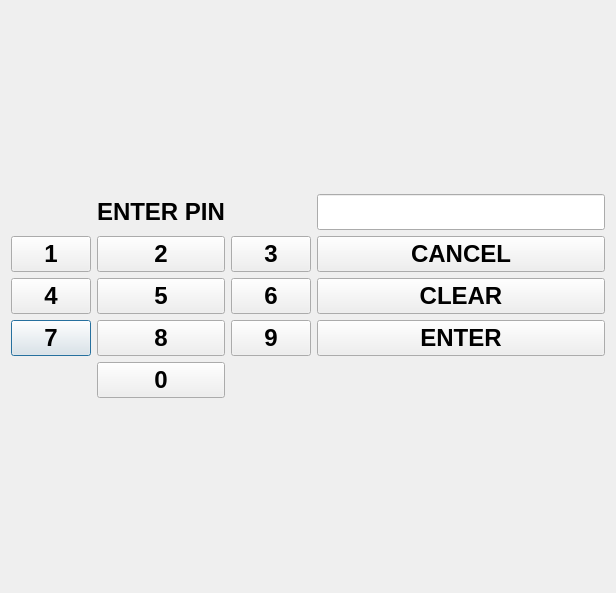
Qt form bank-automat/pin.ui (Samulimv/mybankautomat_project) before a commit.
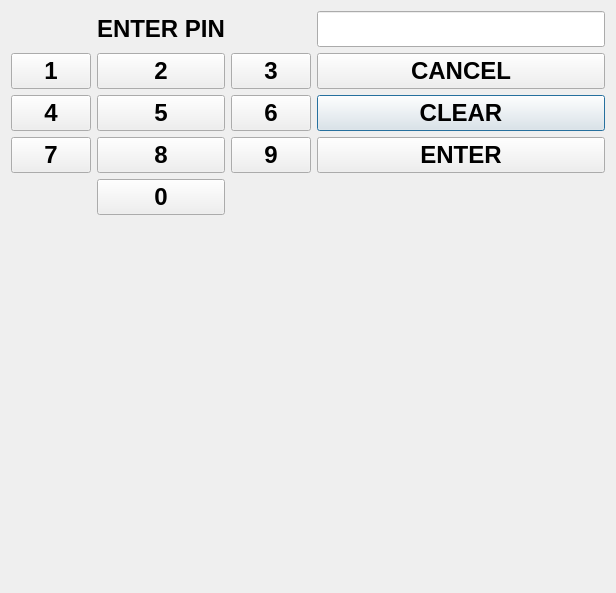
The same form after that commit.

What changed in the file:
```diff
--- a/bank-automat/pin.ui
+++ b/bank-automat/pin.ui
@@ -16,8 +16,8 @@
   <layout class="QGridLayout" name="gridLayout_2">
    <item row="0" column="0">
     <layout class="QGridLayout" name="gridLayout">
-     <item row="3" column="0">
-      <widget class="QPushButton" name="numero7">
+     <item row="3" column="3">
+      <widget class="QPushButton" name="clear">
        <property name="font">
         <font>
          <pointsize>18</pointsize>
@@ -25,12 +25,12 @@
         </font>
        </property>
        <property name="text">
-        <string>7</string>
+        <string>CLEAR</string>
        </property>
       </widget>
      </item>
-     <item row="1" column="0">
-      <widget class="QPushButton" name="numero1">
+     <item row="3" column="1">
+      <widget class="QPushButton" name="numero5">
        <property name="font">
         <font>
          <pointsize>18</pointsize>
@@ -38,11 +38,11 @@
         </font>
        </property>
        <property name="text">
-        <string>1</string>
+        <string>5</string>
        </property>
       </widget>
      </item>
-     <item row="1" column="1">
+     <item row="2" column="1">
       <widget class="QPushButton" name="numero2">
        <property name="font">
         <font>
@@ -56,6 +56,29 @@
       </widget>
      </item>
      <item row="4" column="1">
+      <widget class="QPushButton" name="numero8">
+       <property name="font">
+        <font>
+         <pointsize>18</pointsize>
+         <bold>true</bold>
+        </font>
+       </property>
+       <property name="text">
+        <string>8</string>
+       </property>
+      </widget>
+     </item>
+     <item row="1" column="3">
+      <widget class="QLineEdit" name="lineEdit">
+       <property name="font">
+        <font>
+         <pointsize>18</pointsize>
+         <bold>true</bold>
+        </font>
+       </property>
+      </widget>
+     </item>
+     <item row="5" column="1">
       <widget class="QPushButton" name="numero0">
        <property name="font">
         <font>
@@ -68,8 +91,8 @@
        </property>
       </widget>
      </item>
-     <item row="1" column="2">
-      <widget class="QPushButton" name="numero3">
+     <item row="1" column="1">
+      <widget class="QLabel" name="label">
        <property name="font">
         <font>
          <pointsize>18</pointsize>
@@ -77,37 +100,11 @@
         </font>
        </property>
        <property name="text">
-        <string>3</string>
+        <string>ENTER PIN</string>
        </property>
       </widget>
      </item>
-     <item row="2" column="1">
-      <widget class="QPushButton" name="numero5">
-       <property name="font">
-        <font>
-         <pointsize>18</pointsize>
-         <bold>true</bold>
-        </font>
-       </property>
-       <property name="text">
-        <string>5</string>
-       </property>
-      </widget>
-     </item>
-     <item row="2" column="0">
-      <widget class="QPushButton" name="numero4">
-       <property name="font">
-        <font>
-         <pointsize>18</pointsize>
-         <bold>true</bold>
-        </font>
-       </property>
-       <property name="text">
-        <string>4</string>
-       </property>
-      </widget>
-     </item>
-     <item row="1" column="3">
+     <item row="2" column="3">
       <widget class="QPushButton" name="cancel">
        <property name="font">
         <font>
@@ -120,8 +117,8 @@
        </property>
       </widget>
      </item>
-     <item row="3" column="1">
-      <widget class="QPushButton" name="numero8">
+     <item row="3" column="0">
+      <widget class="QPushButton" name="numero4">
        <property name="font">
         <font>
          <pointsize>18</pointsize>
@@ -129,24 +126,11 @@
         </font>
        </property>
        <property name="text">
-        <string>8</string>
+        <string>4</string>
        </property>
       </widget>
      </item>
-     <item row="3" column="2">
-      <widget class="QPushButton" name="numero9">
-       <property name="font">
-        <font>
-         <pointsize>18</pointsize>
-         <bold>true</bold>
-        </font>
-       </property>
-       <property name="text">
-        <string>9</string>
-       </property>
-      </widget>
-     </item>
-     <item row="3" column="3">
+     <item row="4" column="3">
       <widget class="QPushButton" name="enter">
        <property name="font">
         <font>
@@ -160,6 +144,45 @@
       </widget>
      </item>
      <item row="2" column="2">
+      <widget class="QPushButton" name="numero3">
+       <property name="font">
+        <font>
+         <pointsize>18</pointsize>
+         <bold>true</bold>
+        </font>
+       </property>
+       <property name="text">
+        <string>3</string>
+       </property>
+      </widget>
+     </item>
+     <item row="4" column="0">
+      <widget class="QPushButton" name="numero7">
+       <property name="font">
+        <font>
+         <pointsize>18</pointsize>
+         <bold>true</bold>
+        </font>
+       </property>
+       <property name="text">
+        <string>7</string>
+       </property>
+      </widget>
+     </item>
+     <item row="2" column="0">
+      <widget class="QPushButton" name="numero1">
+       <property name="font">
+        <font>
+         <pointsize>18</pointsize>
+         <bold>true</bold>
+        </font>
+       </property>
+       <property name="text">
+        <string>1</string>
+       </property>
+      </widget>
+     </item>
+     <item row="3" column="2">
       <widget class="QPushButton" name="numero6">
        <property name="font">
         <font>
@@ -172,8 +195,8 @@
        </property>
       </widget>
      </item>
-     <item row="2" column="3">
-      <widget class="QPushButton" name="clear">
+     <item row="4" column="2">
+      <widget class="QPushButton" name="numero9">
        <property name="font">
         <font>
          <pointsize>18</pointsize>
@@ -181,35 +204,25 @@
         </font>
        </property>
        <property name="text">
-        <string>CLEAR</string>
-       </property>
-      </widget>
-     </item>
-     <item row="0" column="3">
-      <widget class="QLineEdit" name="lineEdit">
-       <property name="font">
-        <font>
-         <pointsize>18</pointsize>
-         <bold>true</bold>
-        </font>
-       </property>
-      </widget>
-     </item>
-     <item row="0" column="1">
-      <widget class="QLabel" name="label">
-       <property name="font">
-        <font>
-         <pointsize>18</pointsize>
-         <bold>true</bold>
-        </font>
-       </property>
-       <property name="text">
-        <string>ENTER PIN</string>
+        <string>9</string>
        </property>
       </widget>
      </item>
     </layout>
    </item>
+   <item row="1" column="0">
+    <widget class="QLabel" name="messageLabel">
+     <property name="font">
+      <font>
+       <pointsize>22</pointsize>
+       <bold>true</bold>
+      </font>
+     </property>
+     <property name="text">
+      <string/>
+     </property>
+    </widget>
+   </item>
   </layout>
  </widget>
  <resources/>
```
